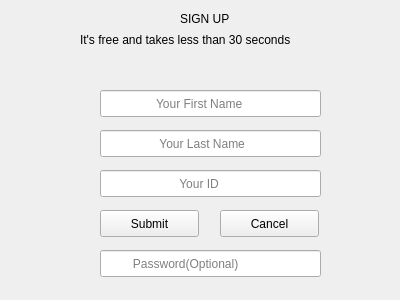
Old version of the form D1/signupview.ui in the repository GuelorEmanuel/Team-Tech-Support.
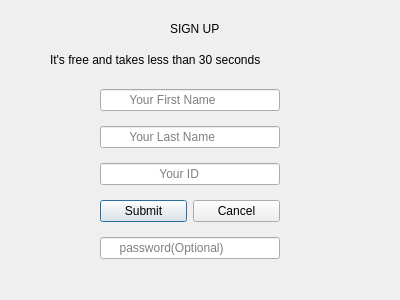
New version of the form.

Commit message: updated QWidget to QDialog

What changed in the file:
```diff
--- a/D1/signupview.ui
+++ b/D1/signupview.ui
@@ -1,7 +1,7 @@
 <?xml version="1.0" encoding="UTF-8"?>
 <ui version="4.0">
- <class>signupView</class>
- <widget class="QWidget" name="signupView">
+ <class>Signupview</class>
+ <widget class="QDialog" name="Signupview">
   <property name="geometry">
    <rect>
     <x>0</x>
@@ -16,9 +16,9 @@
   <widget class="QLabel" name="label">
    <property name="geometry">
     <rect>
-     <x>180</x>
-     <y>10</y>
-     <width>67</width>
+     <x>170</x>
+     <y>20</y>
+     <width>101</width>
      <height>17</height>
     </rect>
    </property>
@@ -29,8 +29,8 @@
   <widget class="QLabel" name="label_2">
    <property name="geometry">
     <rect>
-     <x>80</x>
-     <y>30</y>
+     <x>50</x>
+     <y>50</y>
      <width>271</width>
      <height>20</height>
     </rect>
@@ -39,83 +39,69 @@
     <string>It's free and takes less than 30 seconds</string>
    </property>
   </widget>
-  <widget class="QLineEdit" name="firtnameLE">
+  <widget class="QWidget" name="">
    <property name="geometry">
     <rect>
      <x>100</x>
-     <y>90</y>
-     <width>221</width>
-     <height>27</height>
+     <y>80</y>
+     <width>180</width>
+     <height>191</height>
     </rect>
    </property>
+   <layout class="QVBoxLayout" name="verticalLayout">
+    <item>
+     <widget class="QLineEdit" name="firstNameLE">
    <property name="placeholderText">
-    <string>                Your First Name</string>
-   </property>
-  </widget>
+       <string>        Your First Name</string>
+      </property>
+     </widget>
+    </item>
+    <item>
   <widget class="QLineEdit" name="lastnameLE">
-   <property name="geometry">
-    <rect>
-     <x>100</x>
-     <y>130</y>
-     <width>221</width>
-     <height>27</height>
-    </rect>
-   </property>
    <property name="placeholderText">
-    <string>                 Your Last Name</string>
-   </property>
-  </widget>
+       <string>        Your Last Name</string>
+      </property>
+     </widget>
+    </item>
+    <item>
   <widget class="QLineEdit" name="idLE">
-   <property name="geometry">
-    <rect>
-     <x>100</x>
-     <y>170</y>
-     <width>221</width>
-     <height>27</height>
-    </rect>
-   </property>
    <property name="placeholderText">
-    <string>                       Your ID</string>
-   </property>
-  </widget>
-  <widget class="QLineEdit" name="pwdLE">
-   <property name="geometry">
-    <rect>
-     <x>100</x>
-     <y>250</y>
-     <width>221</width>
-     <height>27</height>
-    </rect>
-   </property>
-   <property name="placeholderText">
-    <string>         Password(Optional)</string>
-   </property>
-  </widget>
+       <string>                 Your ID</string>
+      </property>
+     </widget>
+    </item>
+    <item>
+     <layout class="QHBoxLayout" name="horizontalLayout">
+      <item>
   <widget class="QPushButton" name="submitBtn">
-   <property name="geometry">
-    <rect>
-     <x>100</x>
-     <y>210</y>
-     <width>99</width>
-     <height>27</height>
-    </rect>
-   </property>
    <property name="text">
     <string>Submit</string>
    </property>
   </widget>
+      </item>
+      <item>
   <widget class="QPushButton" name="cancelBtn">
-   <property name="geometry">
-    <rect>
-     <x>220</x>
-     <y>210</y>
-     <width>99</width>
-     <height>27</height>
-    </rect>
-   </property>
    <property name="text">
     <string>Cancel</string>
    </property>
+       </widget>
+      </item>
+     </layout>
+    </item>
+    <item>
+     <widget class="QLineEdit" name="pwdLE">
+      <property name="text">
+       <string/>
+      </property>
+      <property name="echoMode">
+       <enum>QLineEdit::Password</enum>
+      </property>
+      <property name="placeholderText">
+       <string>     password(Optional)</string>
+      </property>
+     </widget>
+    </item>
+   </layout>
   </widget>
  </widget>
  <resources/>
```
Left out of the diff: 2 changed lines with no effect on the pictures. Lines whose indentation alone changed are shown as unchanged. The commit also changes 22 other files.
